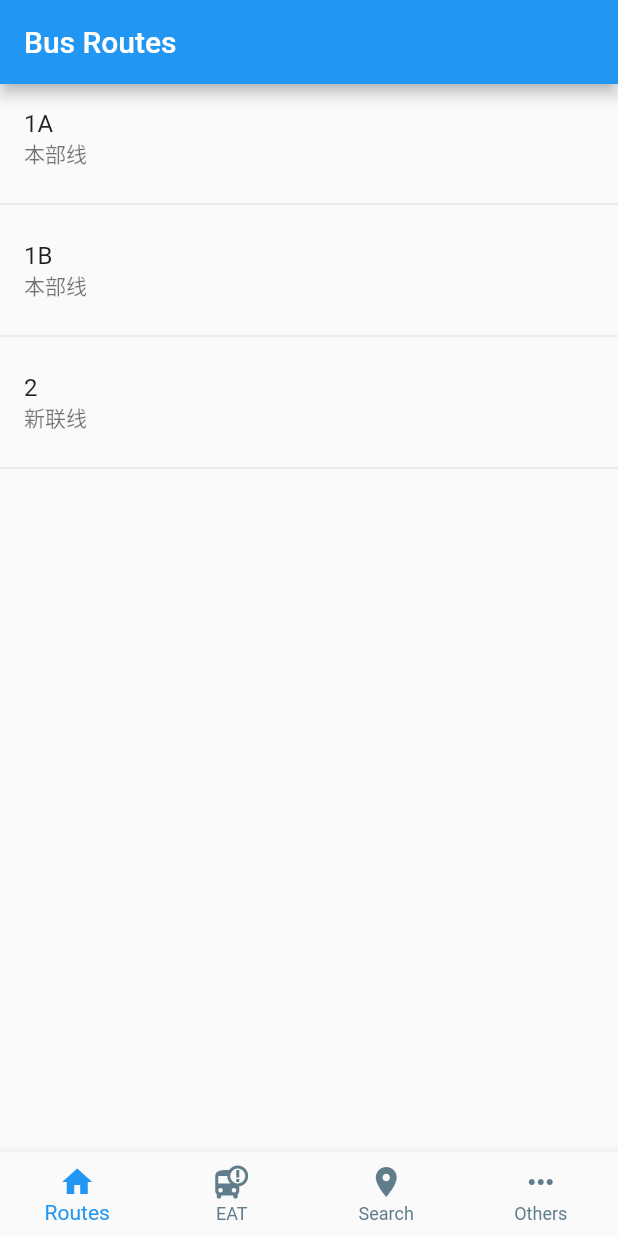
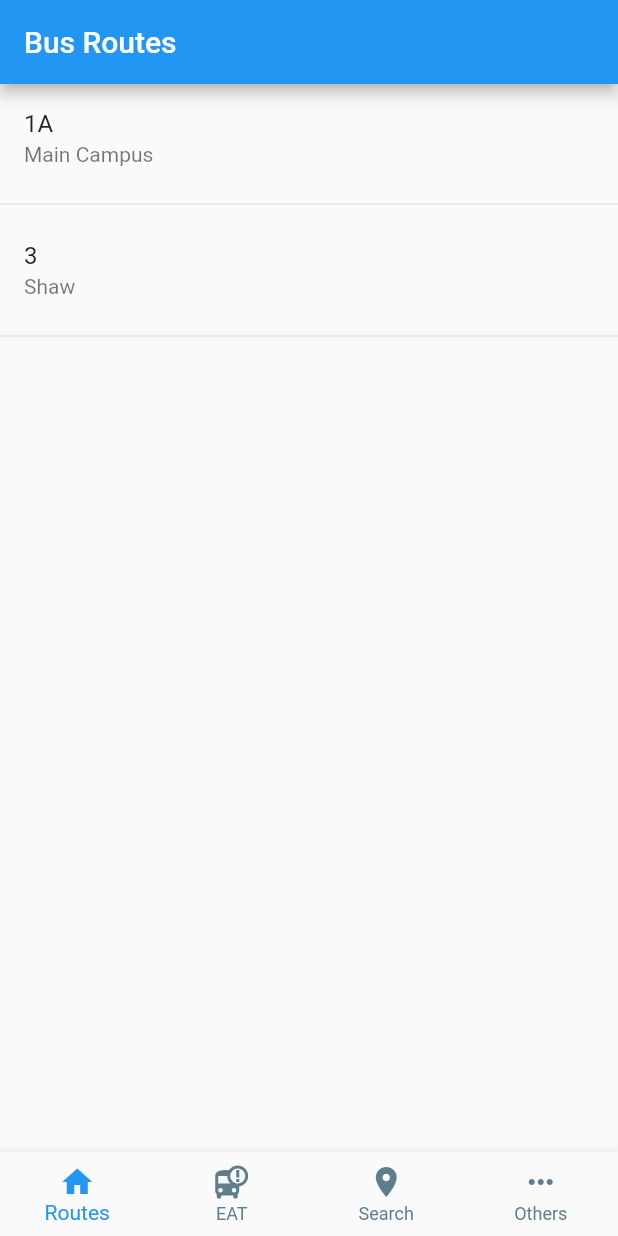
Before and after one commit to Myheartdies/tracubus-client, a Flutter app: the screen it shows after launch, on a phone screen of 412 x 824 dp. Run offline on Flutter 3.47's test engine with Material 2 defaults, Android fonts, the phone set to English and light mode, and no system bars.

Commit message:
Refine codes & Prepare for fetching data (#6)

```diff
--- a/lib/main.dart
+++ b/lib/main.dart
@@ -30,22 +30,10 @@ class MyHomePage extends StatefulWidget {
 }
 
 class _MyHomePageState extends State<MyHomePage> {
-  // TODO: replace this with actual bus data to be passed to each page
-  int? now;
-  var ListOfAllBus = [
-    ['1A', '本部线'],
-    ['1B', '本部线'],
-    ['2', '新联线']
-  ];
+  // Data fetched at app launch
+  List<Map>? routes;
 
   int _selectedIndex = 0;
-  static const List<String> _pages = [
-    //This is will get changed later
-    // "Routes",  //Commented out to make space for the RoutePage widget
-    "EAT",
-    "Search",
-    "Others",
-  ];
   static const _bottomNavItems = [
     BottomNavigationBarItem(
       icon: Icon(Icons.home),
@@ -74,13 +62,25 @@ class _MyHomePageState extends State<MyHomePage> {
   @override
   void initState() {
     super.initState();
-    // Periodically get bus information from server
-    // TODO: currently use time here for testing
-    Timer.periodic(const Duration(seconds: 1), (timer) {
-      int now = DateTime.now().second;
+    // Initialize data here
+    fetchRoutes().then((v) {
       setState(() {
-        this.now = now;
+        routes = v;
       });
+    });
+    // fetchSomeData().then();
+
+    // TODO: Periodically get bus location from server
+    // Timer.periodic(duration, (timer) { });
+  }
+
+  Future<List<Map>> fetchRoutes() async {
+    // TODO:
+    return Future.delayed(const Duration(seconds: 5), () {
+      return [
+        {'id': '1A', 'name': 'Main Campus'},
+        {'id': '3', 'name': 'Shaw'}
+      ];
     });
   }
 
@@ -90,11 +90,11 @@ class _MyHomePageState extends State<MyHomePage> {
       body: Center(
           child: IndexedStack(
         index: _selectedIndex,
-        // TODO: Construct pages
         children: [
-          RoutePage(BusList: ListOfAllBus),
-          for (var t in _pages)
-            Text("$t ${now == null ? 'time not available' : now.toString()}")
+          RoutePage(routes: routes),
+          Text('test'),
+          Text('test'),
+          Text('test'),
         ],
       )),
       bottomNavigationBar: BottomNavigationBar(
--- a/lib/route_detail.dart
+++ b/lib/route_detail.dart
@@ -1,8 +1,8 @@
 import 'package:flutter/material.dart';
 
 class RouteDetail extends StatefulWidget {
-  final String BusNum;
-  const RouteDetail({Key? key, required this.BusNum}) : super(key: key);
+  final String routeId;
+  const RouteDetail({Key? key, required this.routeId}) : super(key: key);
 
   @override
   _RouteDetailState createState() => _RouteDetailState();
@@ -12,7 +12,7 @@ class _RouteDetailState extends State<RouteDetail> {
   @override
   Widget build(BuildContext context) {
     return Scaffold(
-        appBar: AppBar(title: Text(widget.BusNum)),
+        appBar: AppBar(title: Text(widget.routeId)),
         body: Container(
             //todo: implement actual route page with map and routes
             child: Text("Sample Text")));
--- a/lib/route_page.dart
+++ b/lib/route_page.dart
@@ -2,9 +2,9 @@ import 'package:flutter/material.dart';
 import 'route_detail.dart';
 
 class RoutePage extends StatefulWidget {
-  final List BusList;
+  final List<Map>? routes;
 
-  const RoutePage({Key? key, required this.BusList}) : super(key: key);
+  const RoutePage({Key? key, required this.routes}) : super(key: key);
 
   @override
   _RoutePageState createState() => _RoutePageState();
@@ -17,28 +17,34 @@ class _RoutePageState extends State<RoutePage> {
       appBar: AppBar(
         title: const Text('Bus Routes'),
       ),
-      body: _BuildList(),
+      body: _buildList(),
     );
   }
 
-  Widget _BuildList() {
+  Widget _buildList() {
+    var routes = widget.routes;
+    if (routes == null) {
+      return const Center(child: Text('Fetching data...'));
+    } else {
       return ListView.builder(
-      itemCount: widget.BusList.length * 2,
+        itemCount: routes.length * 2,
         itemBuilder: (context, i) {
           if (i.isOdd) return const Divider();
           final index = i ~/ 2;
+          var route = routes[index];
           return ListTile(
-            title: Text(widget.BusList[index][0]),
-            subtitle: Text(widget.BusList[index][1]),
+              title: Text(route['id']),
+              subtitle: Text(route['name']),
               onTap: () {
                 Navigator.push(
                   context,
                   MaterialPageRoute(
                       builder: (context) =>
-                        RouteDetail(BusNum: widget.BusList[index][0])),
+                          RouteDetail(routeId: route['id'])),
                 );
               }); /*Text(i.toString());*/
         },
       );
     }
   }
+}
```
Lines whose indentation alone changed are shown as unchanged.
